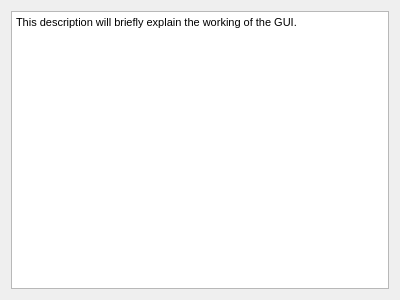
Old version of the form helper.ui in the repository magnocube/POV-Globe.
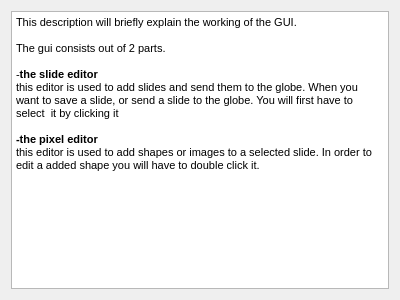
New version of the form.

Commit message: removed nullpointer exeptions with slides

What changed in the file:
```diff
--- a/helper.ui
+++ b/helper.ui
@@ -21,7 +21,15 @@
 &lt;html&gt;&lt;head&gt;&lt;meta name=&quot;qrichtext&quot; content=&quot;1&quot; /&gt;&lt;style type=&quot;text/css&quot;&gt;
 p, li { white-space: pre-wrap; }
 &lt;/style&gt;&lt;/head&gt;&lt;body style=&quot; font-family:'MS Shell Dlg 2'; font-size:8.25pt; font-weight:400; font-style:normal;&quot;&gt;
-&lt;p style=&quot; margin-top:0px; margin-bottom:0px; margin-left:0px; margin-right:0px; -qt-block-indent:0; text-indent:0px;&quot;&gt;This description will briefly explain the working of the GUI.&lt;/p&gt;&lt;/body&gt;&lt;/html&gt;</string>
+&lt;p style=&quot; margin-top:0px; margin-bottom:0px; margin-left:0px; margin-right:0px; -qt-block-indent:0; text-indent:0px;&quot;&gt;This description will briefly explain the working of the GUI.&lt;/p&gt;
+&lt;p style=&quot;-qt-paragraph-type:empty; margin-top:0px; margin-bottom:0px; margin-left:0px; margin-right:0px; -qt-block-indent:0; text-indent:0px;&quot;&gt;&lt;br /&gt;&lt;/p&gt;
+&lt;p style=&quot; margin-top:0px; margin-bottom:0px; margin-left:0px; margin-right:0px; -qt-block-indent:0; text-indent:0px;&quot;&gt;The gui consists out of 2 parts. &lt;/p&gt;
+&lt;p style=&quot;-qt-paragraph-type:empty; margin-top:0px; margin-bottom:0px; margin-left:0px; margin-right:0px; -qt-block-indent:0; text-indent:0px;&quot;&gt;&lt;br /&gt;&lt;/p&gt;
+&lt;p style=&quot; margin-top:0px; margin-bottom:0px; margin-left:0px; margin-right:0px; -qt-block-indent:0; text-indent:0px;&quot;&gt;-&lt;span style=&quot; font-weight:600;&quot;&gt;the slide editor&lt;/span&gt;&lt;/p&gt;
+&lt;p style=&quot; margin-top:0px; margin-bottom:0px; margin-left:0px; margin-right:0px; -qt-block-indent:0; text-indent:0px;&quot;&gt;this editor is used to add slides and send them to the globe. When you want to save a slide, or send a slide to the globe. You will first have to select  it by clicking it&lt;/p&gt;
+&lt;p style=&quot;-qt-paragraph-type:empty; margin-top:0px; margin-bottom:0px; margin-left:0px; margin-right:0px; -qt-block-indent:0; text-indent:0px;&quot;&gt;&lt;br /&gt;&lt;/p&gt;
+&lt;p style=&quot; margin-top:0px; margin-bottom:0px; margin-left:0px; margin-right:0px; -qt-block-indent:0; text-indent:0px;&quot;&gt;&lt;span style=&quot; font-weight:600;&quot;&gt;-the pixel editor&lt;/span&gt;&lt;/p&gt;
+&lt;p style=&quot; margin-top:0px; margin-bottom:0px; margin-left:0px; margin-right:0px; -qt-block-indent:0; text-indent:0px;&quot;&gt;this editor is used to add shapes or images to a selected slide. In order to edit a added shape you will have to double click it. &lt;/p&gt;&lt;/body&gt;&lt;/html&gt;</string>
      </property>
     </widget>
    </item>
```
The commit also changes 2 other files.
